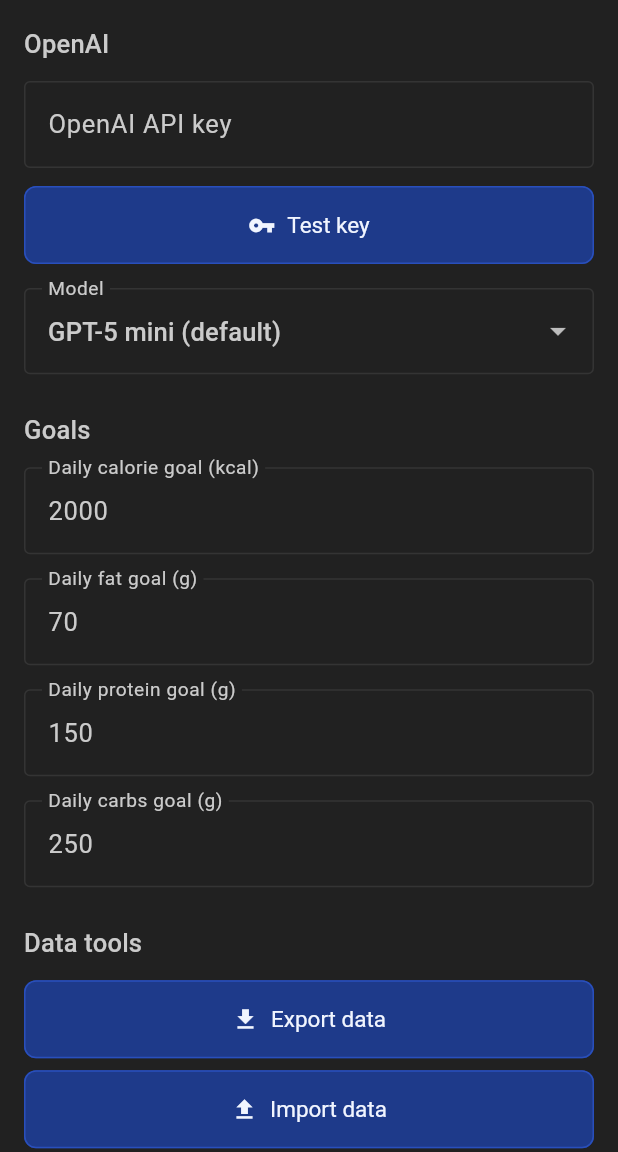
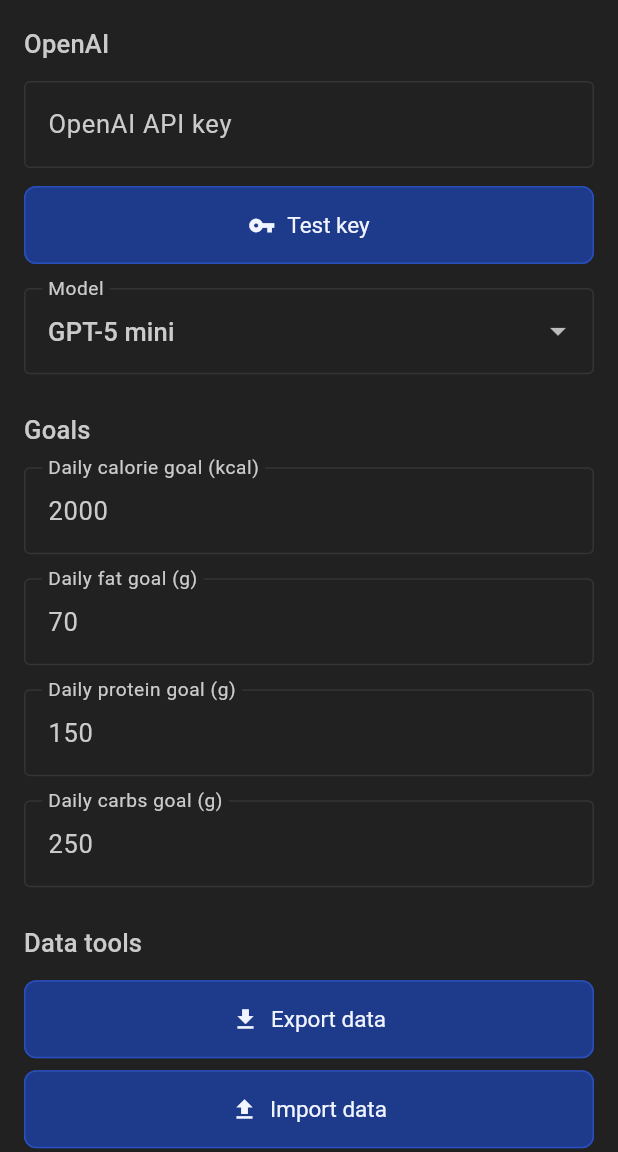
Before and after one commit to alex47/CalorieTracker, a Flutter app: the SettingsScreen screen opened by its route, on a phone screen of 412 x 824 dp, the part 84-1236 px from its top. Run offline on Flutter 3.47's test engine with Material 3 defaults, Android fonts, the phone set to English and light mode, and no system bars; our stand-ins replace flutter_secure_storage, open_filex, package_info_plus, sqflite, sqflite_common_ffi; accounts and stored records are empty.

Commit message:
Remove default suffix from GPT-5 mini label

```diff
--- a/lib/screens/settings_screen.dart
+++ b/lib/screens/settings_screen.dart
@@ -181,7 +181,7 @@
             items: const [
               DropdownMenuItem(
                 value: 'gpt-5-mini',
-                child: Text('GPT-5 mini (default)'),
+                child: Text('GPT-5 mini'),
               ),
               DropdownMenuItem(
                 value: 'gpt-5.2',
```
